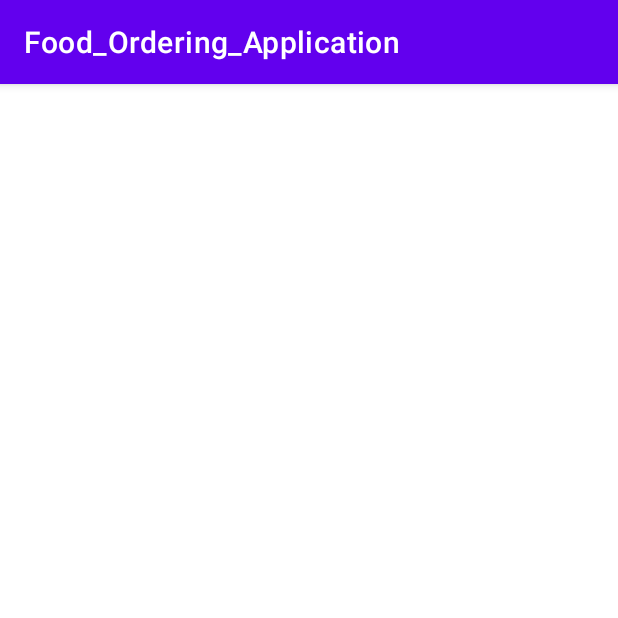
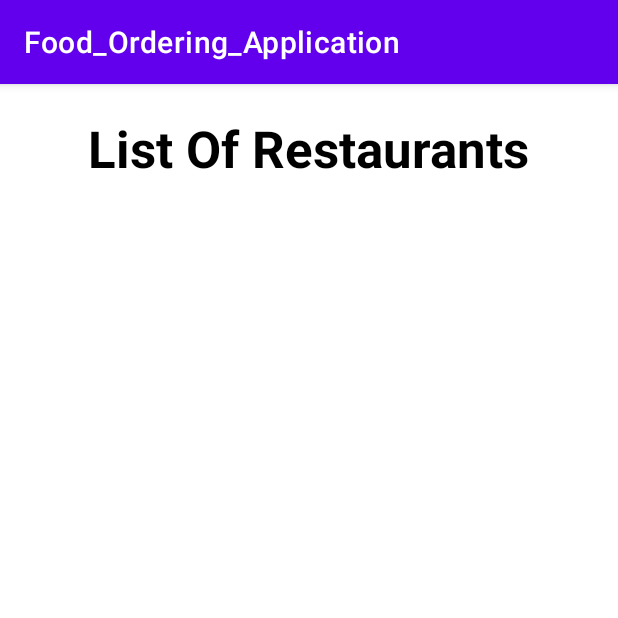
Before and after one commit to thasneem240/Food_Ordering_Application, an Android app: the screen it shows after launch (MainActivity), on a phone screen of 412 x 824 dp, the top half of it. Run offline under Robolectric (Android 15) with nearby library versions, the phone set to English and light mode, and no system bars.

Commit message:
Added Frame Layout in order to Apply a fragment

```diff
--- a/app/src/main/res/layout/activity_main.xml
+++ b/app/src/main/res/layout/activity_main.xml
@@ -4,4 +4,30 @@
     xmlns:tools="http://schemas.android.com/tools"
     android:layout_width="match_parent"
     android:layout_height="match_parent"
-    tools:context=".MainActivity"/>
+    tools:context=".MainActivity">
+
+    <TextView
+        android:id="@+id/ListRest"
+        android:layout_width="wrap_content"
+        android:layout_height="wrap_content"
+        android:layout_marginTop="20dp"
+        android:text="@string/list_of_restaurants"
+        android:textColor="@color/black"
+        android:textSize="34sp"
+        android:textStyle="bold"
+        app:layout_constraintEnd_toEndOf="parent"
+        app:layout_constraintHorizontal_bias="0.498"
+        app:layout_constraintStart_toStartOf="parent"
+        app:layout_constraintTop_toTopOf="parent" />
+
+    <FrameLayout
+        android:id="@+id/ListOfRestContainer"
+        android:layout_width="0dp"
+        android:layout_height="0dp"
+        app:layout_constraintEnd_toEndOf="parent"
+        app:layout_constraintStart_toStartOf="parent"
+        app:layout_constraintTop_toBottomOf="@id/ListRest" >
+
+    </FrameLayout>
+
+</androidx.constraintlayout.widget.ConstraintLayout>
--- a/app/src/main/res/values/strings.xml
+++ b/app/src/main/res/values/strings.xml
@@ -1,3 +1,6 @@
 <resources>
     <string name="app_name">Food_Ordering_Application</string>
+    <string name="list_of_restaurants">List Of Restaurants</string>
+    <!-- TODO: Remove or change this placeholder text -->
+    <string name="hello_blank_fragment">Hello blank fragment</string>
 </resources>
```
